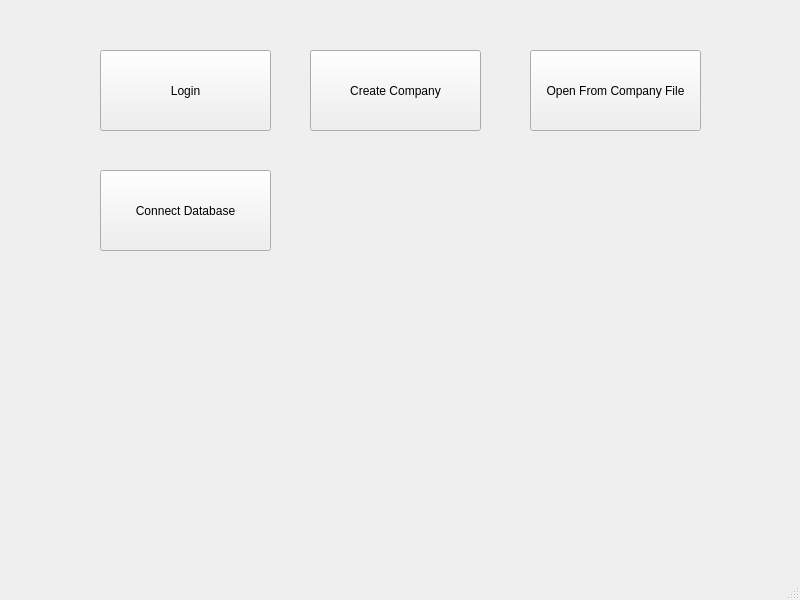
The window that firstwindow.ui (pjpassero/StoreManager) describes before a commit, drawn with Qt 5.
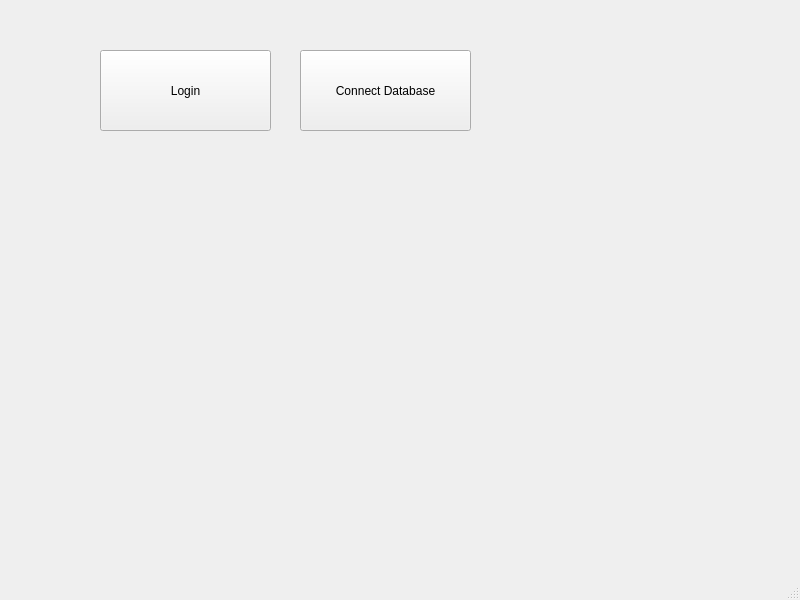
The same window after the commit.

```diff
--- a/firstwindow.ui
+++ b/firstwindow.ui
@@ -14,32 +14,6 @@
    <string>MainWindow</string>
   </property>
   <widget class="QWidget" name="centralwidget">
-   <widget class="QPushButton" name="creteCompany">
-    <property name="geometry">
-     <rect>
-      <x>310</x>
-      <y>50</y>
-      <width>171</width>
-      <height>81</height>
-     </rect>
-    </property>
-    <property name="text">
-     <string>Create Company</string>
-    </property>
-   </widget>
-   <widget class="QPushButton" name="openFromFile">
-    <property name="geometry">
-     <rect>
-      <x>530</x>
-      <y>50</y>
-      <width>171</width>
-      <height>81</height>
-     </rect>
-    </property>
-    <property name="text">
-     <string>Open From Company File</string>
-    </property>
-   </widget>
    <widget class="QPushButton" name="login">
     <property name="geometry">
      <rect>
@@ -56,8 +30,8 @@
    <widget class="QPushButton" name="databaseWizard">
     <property name="geometry">
      <rect>
-      <x>100</x>
-      <y>170</y>
+      <x>300</x>
+      <y>50</y>
       <width>171</width>
       <height>81</height>
      </rect>
```
